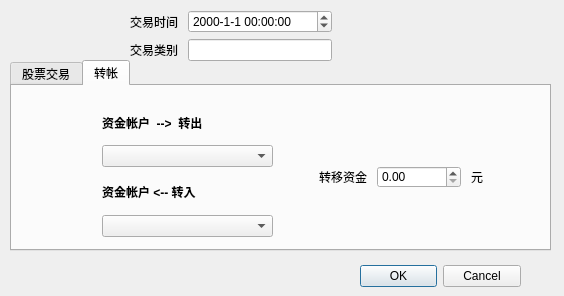
First picture: the form in myFinanceExchangeWindow.ui, repository Imrono/myFinance, before the edit.
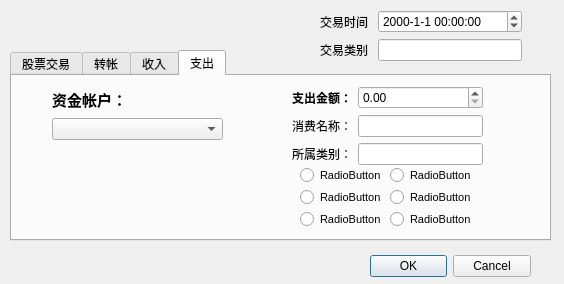
Second picture: the form after the edit.

Commit message: Income_Expend 1_3

The edit to the form file:
```diff
--- a/myFinanceExchangeWindow.ui
+++ b/myFinanceExchangeWindow.ui
@@ -7,7 +7,7 @@
     <x>0</x>
     <y>0</y>
     <width>564</width>
-    <height>296</height>
+    <height>284</height>
    </rect>
   </property>
   <property name="windowTitle">
@@ -19,8 +19,8 @@
   <widget class="QDialogButtonBox" name="buttonBox">
    <property name="geometry">
     <rect>
-     <x>360</x>
-     <y>260</y>
+     <x>370</x>
+     <y>250</y>
      <width>161</width>
      <height>32</height>
     </rect>
@@ -35,7 +35,7 @@
   <widget class="QWidget" name="formLayoutWidget">
    <property name="geometry">
     <rect>
-     <x>130</x>
+     <x>320</x>
      <y>10</y>
      <width>202</width>
      <height>51</height>
@@ -67,7 +67,11 @@
      </widget>
     </item>
     <item row="1" column="1">
-     <widget class="QLineEdit" name="typeLineEdit"/>
+     <widget class="QLineEdit" name="typeLineEdit">
+      <property name="readOnly">
+       <bool>true</bool>
+      </property>
+     </widget>
     </item>
    </layout>
   </widget>
@@ -75,13 +79,16 @@
    <property name="geometry">
     <rect>
      <x>10</x>
-     <y>60</y>
+     <y>50</y>
      <width>541</width>
      <height>191</height>
     </rect>
    </property>
+   <property name="tabPosition">
+    <enum>QTabWidget::North</enum>
+   </property>
    <property name="currentIndex">
-    <number>1</number>
+    <number>3</number>
    </property>
    <widget class="QWidget" name="tab_1">
     <attribute name="title">
@@ -478,6 +485,287 @@
         <property name="alignment">
          <set>Qt::AlignRight|Qt::AlignTrailing|Qt::AlignVCenter</set>
         </property>
+        <property name="buddy">
+         <cstring>moneyTransferSpinBox</cstring>
+        </property>
+       </widget>
+      </item>
+     </layout>
+    </widget>
+   </widget>
+   <widget class="QWidget" name="tabComein">
+    <attribute name="title">
+     <string>收入</string>
+    </attribute>
+    <widget class="QWidget" name="formLayoutWidget_2">
+     <property name="geometry">
+      <rect>
+       <x>270</x>
+       <y>30</y>
+       <width>191</width>
+       <height>80</height>
+      </rect>
+     </property>
+     <layout class="QFormLayout" name="formLayout_2">
+      <item row="1" column="0">
+       <widget class="QRadioButton" name="radioSalary">
+        <property name="text">
+         <string>工资收入</string>
+        </property>
+       </widget>
+      </item>
+      <item row="2" column="0">
+       <widget class="QRadioButton" name="radioOtherIncome">
+        <property name="text">
+         <string>其它收入</string>
+        </property>
+       </widget>
+      </item>
+      <item row="2" column="1">
+       <widget class="QLineEdit" name="lineEditIncomeType"/>
+      </item>
+      <item row="0" column="0">
+       <widget class="QLabel" name="label_3">
+        <property name="font">
+         <font>
+          <pointsize>10</pointsize>
+          <weight>75</weight>
+          <bold>true</bold>
+         </font>
+        </property>
+        <property name="text">
+         <string>收入金额：</string>
+        </property>
+        <property name="alignment">
+         <set>Qt::AlignRight|Qt::AlignTrailing|Qt::AlignVCenter</set>
+        </property>
+       </widget>
+      </item>
+      <item row="0" column="1">
+       <widget class="QDoubleSpinBox" name="spinBoxIncome"/>
+      </item>
+     </layout>
+    </widget>
+    <widget class="QWidget" name="verticalLayoutWidget_2">
+     <property name="geometry">
+      <rect>
+       <x>40</x>
+       <y>10</y>
+       <width>171</width>
+       <height>80</height>
+      </rect>
+     </property>
+     <layout class="QVBoxLayout" name="verticalLayout" stretch="1,1,1">
+      <item>
+       <widget class="QLabel" name="label_4">
+        <property name="font">
+         <font>
+          <pointsize>11</pointsize>
+          <weight>75</weight>
+          <bold>true</bold>
+         </font>
+        </property>
+        <property name="text">
+         <string>资金帐户：</string>
+        </property>
+       </widget>
+      </item>
+      <item>
+       <widget class="QComboBox" name="moneyAccountIncome"/>
+      </item>
+      <item>
+       <spacer name="verticalSpacer">
+        <property name="orientation">
+         <enum>Qt::Vertical</enum>
+        </property>
+        <property name="sizeHint" stdset="0">
+         <size>
+          <width>20</width>
+          <height>40</height>
+         </size>
+        </property>
+       </spacer>
+      </item>
+     </layout>
+    </widget>
+   </widget>
+   <widget class="QWidget" name="tabExpend">
+    <attribute name="title">
+     <string>支出</string>
+    </attribute>
+    <widget class="QWidget" name="verticalLayoutWidget_3">
+     <property name="geometry">
+      <rect>
+       <x>40</x>
+       <y>10</y>
+       <width>171</width>
+       <height>80</height>
+      </rect>
+     </property>
+     <layout class="QVBoxLayout" name="verticalLayout_2" stretch="1,1,1">
+      <item>
+       <widget class="QLabel" name="label_5">
+        <property name="font">
+         <font>
+          <pointsize>11</pointsize>
+          <weight>75</weight>
+          <bold>true</bold>
+         </font>
+        </property>
+        <property name="text">
+         <string>资金帐户：</string>
+        </property>
+       </widget>
+      </item>
+      <item>
+       <widget class="QComboBox" name="moneyAccountExpend"/>
+      </item>
+      <item>
+       <spacer name="verticalSpacer_2">
+        <property name="orientation">
+         <enum>Qt::Vertical</enum>
+        </property>
+        <property name="sizeHint" stdset="0">
+         <size>
+          <width>20</width>
+          <height>40</height>
+         </size>
+        </property>
+       </spacer>
+      </item>
+     </layout>
+    </widget>
+    <widget class="QWidget" name="formLayoutWidget_3">
+     <property name="geometry">
+      <rect>
+       <x>280</x>
+       <y>10</y>
+       <width>191</width>
+       <height>151</height>
+      </rect>
+     </property>
+     <layout class="QFormLayout" name="formLayout_3">
+      <item row="0" column="0">
+       <widget class="QLabel" name="label_6">
+        <property name="font">
+         <font>
+          <weight>75</weight>
+          <bold>true</bold>
+         </font>
+        </property>
+        <property name="text">
+         <string>支出金额：</string>
+        </property>
+       </widget>
+      </item>
+      <item row="0" column="1">
+       <widget class="QDoubleSpinBox" name="spinBoxExpend"/>
+      </item>
+      <item row="1" column="0">
+       <widget class="QLabel" name="label_8">
+        <property name="text">
+         <string>消费名称：</string>
+        </property>
+       </widget>
+      </item>
+      <item row="1" column="1">
+       <widget class="QLineEdit" name="lineEditExpendName"/>
+      </item>
+      <item row="2" column="0">
+       <widget class="QLabel" name="label_7">
+        <property name="text">
+         <string>所属类别：</string>
+        </property>
+       </widget>
+      </item>
+      <item row="2" column="1">
+       <widget class="QLineEdit" name="lineEditExpendCode"/>
+      </item>
+     </layout>
+    </widget>
+    <widget class="QWidget" name="gridLayoutWidget">
+     <property name="geometry">
+      <rect>
+       <x>288</x>
+       <y>87</y>
+       <width>180</width>
+       <height>71</height>
+      </rect>
+     </property>
+     <layout class="QGridLayout" name="gridLayout">
+      <property name="spacing">
+       <number>0</number>
+      </property>
+      <item row="1" column="0">
+       <widget class="QRadioButton" name="radioButton_3">
+        <property name="font">
+         <font>
+          <pointsize>8</pointsize>
+         </font>
+        </property>
+        <property name="text">
+         <string>RadioButton</string>
+        </property>
+       </widget>
+      </item>
+      <item row="0" column="1">
+       <widget class="QRadioButton" name="radioButton_2">
+        <property name="font">
+         <font>
+          <pointsize>8</pointsize>
+         </font>
+        </property>
+        <property name="text">
+         <string>RadioButton</string>
+        </property>
+       </widget>
+      </item>
+      <item row="0" column="0">
+       <widget class="QRadioButton" name="radioButton">
+        <property name="font">
+         <font>
+          <pointsize>8</pointsize>
+         </font>
+        </property>
+        <property name="text">
+         <string>RadioButton</string>
+        </property>
+       </widget>
+      </item>
+      <item row="1" column="1">
+       <widget class="QRadioButton" name="radioButton_4">
+        <property name="font">
+         <font>
+          <pointsize>8</pointsize>
+         </font>
+        </property>
+        <property name="text">
+         <string>RadioButton</string>
+        </property>
+       </widget>
+      </item>
+      <item row="2" column="0">
+       <widget class="QRadioButton" name="radioButton_5">
+        <property name="font">
+         <font>
+          <pointsize>8</pointsize>
+         </font>
+        </property>
+        <property name="text">
+         <string>RadioButton</string>
+        </property>
+       </widget>
+      </item>
+      <item row="2" column="1">
+       <widget class="QRadioButton" name="radioButton_6">
+        <property name="font">
+         <font>
+          <pointsize>8</pointsize>
+         </font>
+        </property>
+        <property name="text">
+         <string>RadioButton</string>
+        </property>
        </widget>
       </item>
      </layout>
```
Left out of the diff: 35 changed lines with no effect on the pictures. The commit also changes 7 other files.
